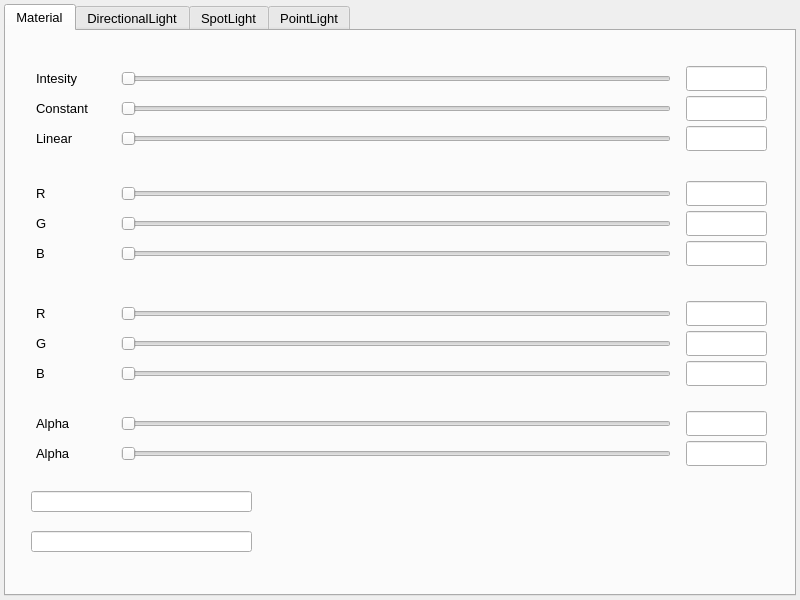
Above: src_add/widgets/material.ui from mworion/MountWizzard4 before the change. Below: the same form after it.
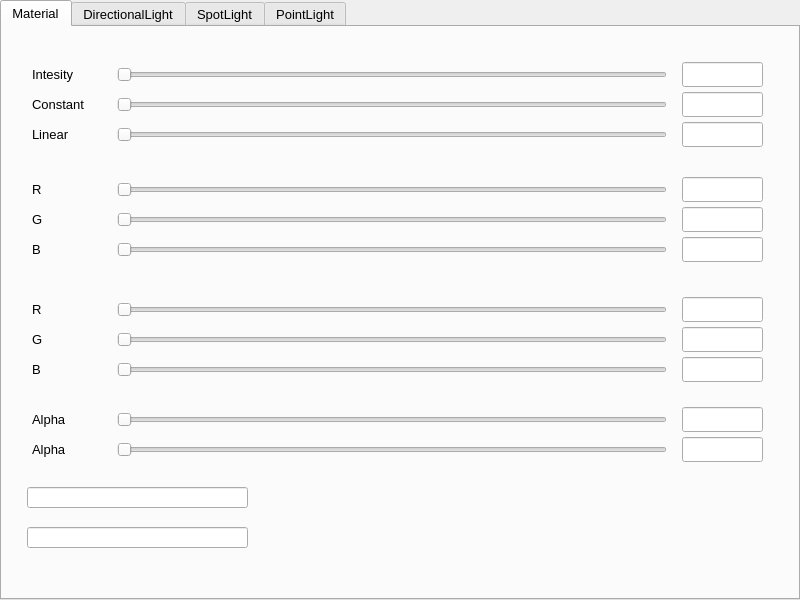
That is the form after the change.

Patch:
```diff
--- a/src_add/widgets/material.ui
+++ b/src_add/widgets/material.ui
@@ -54,16 +54,16 @@
     <number>4</number>
    </property>
    <property name="leftMargin">
-    <number>4</number>
+    <number>0</number>
    </property>
    <property name="topMargin">
-    <number>4</number>
+    <number>0</number>
    </property>
    <property name="rightMargin">
-    <number>4</number>
+    <number>0</number>
    </property>
    <property name="bottomMargin">
-    <number>4</number>
+    <number>0</number>
    </property>
    <item>
     <widget class="QTabWidget" name="tabWidget">
```
Left out of the diff: 72 changed lines with no effect on the pictures.
